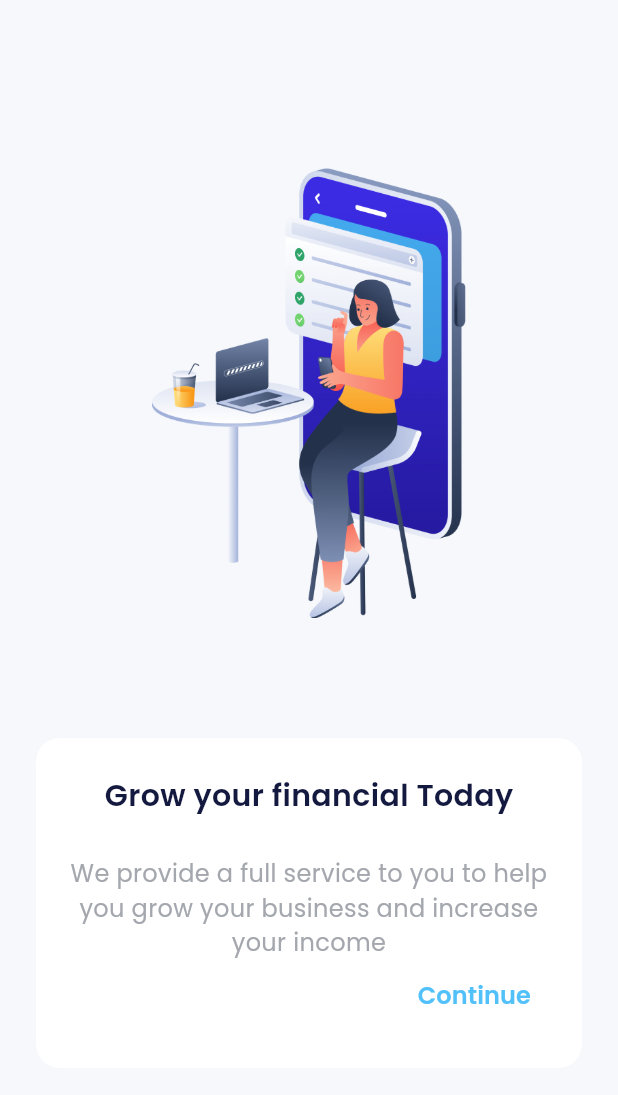
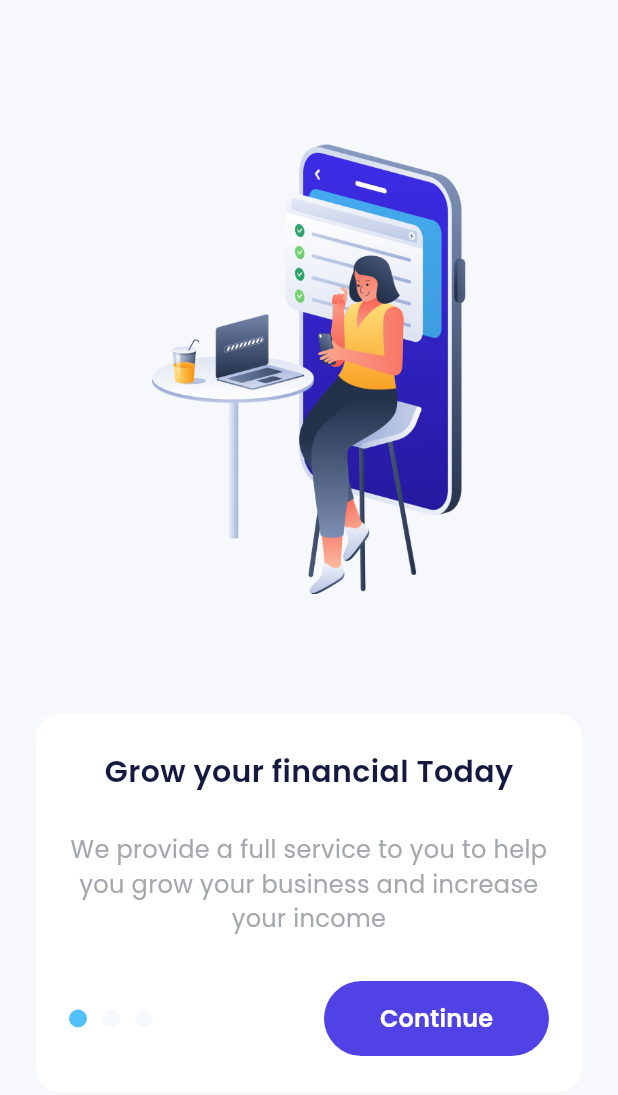
Before and after one commit to difadlyaulhaq/seamless-ewallet, a Flutter app: the screen it shows after launch, on a phone screen of 412 x 824 dp. Shown: the top 1095 px of the screen. Run offline on Flutter 3.47's test engine with Material 3 defaults, Android fonts, the phone set to English and light mode, and no system bars; drawn by our look-alikes of carousel_slider; our stand-ins replace firebase_core, go_router, google_fonts; accounts and stored records are empty.

Commit message:
Update onboarding page layout; add continue button with improved navigation and indicator dots

```diff
--- a/lib/ui/pages/onboarding_page.dart
+++ b/lib/ui/pages/onboarding_page.dart
@@ -62,22 +62,59 @@ class OnboardingPage extends StatelessWidget {
                   ),
                   textAlign: TextAlign.center,
                 ),
+                const SizedBox(height: 30),
                 Row(
-                  mainAxisAlignment: MainAxisAlignment.end,
+                  mainAxisAlignment: MainAxisAlignment.start,
                   children: [
-
-                    TextButton(
-                      onPressed: () {
-                        // Navigate to the login page
-                      },
+                    Container(
+                      width: 12,
+                      height: 12,
+                      margin: EdgeInsets.only(right: 10),
+                      decoration: BoxDecoration(
+                        shape: BoxShape.circle,
+                        color: blueColor,
+                      ),
+                    ),
+                    Container(
+                      width: 12,
+                      height: 12,
+                      margin: EdgeInsets.only(right: 10),
+                      decoration: BoxDecoration(
+                        shape: BoxShape.circle,
+                        color: lightBackgroundColor,
+                      ),
+                    ),
+                    Container(
+                      width: 12,
+                      height: 12,
+                      margin: EdgeInsets.only(right: 10),
+                      decoration: BoxDecoration(
+                        shape: BoxShape.circle,
+                        color: lightBackgroundColor,
+                      ),
+                    ),
+                    const Spacer(),
+                    Container(
+                      width: 150,
+                      height: 50,
+                      child: TextButton(
+                        onPressed: () {},
+                        style: TextButton.styleFrom(
+                          backgroundColor: purpleColor,
+                          shape: RoundedRectangleBorder(
+                            borderRadius: BorderRadius.circular(56),
+                          ),
+                        ),
                         child: Text(
                           "Continue",
-                        style: blueTextStyle.copyWith(
+                          style: whiteTextStyle.copyWith(
                             fontSize: 16,
                             fontWeight: semiBold,
                           ),
                       ),
-                    ),
+
+                    )
+                  )
                 ],
               )
               ],
```
Lines whose indentation alone changed are shown as unchanged.
